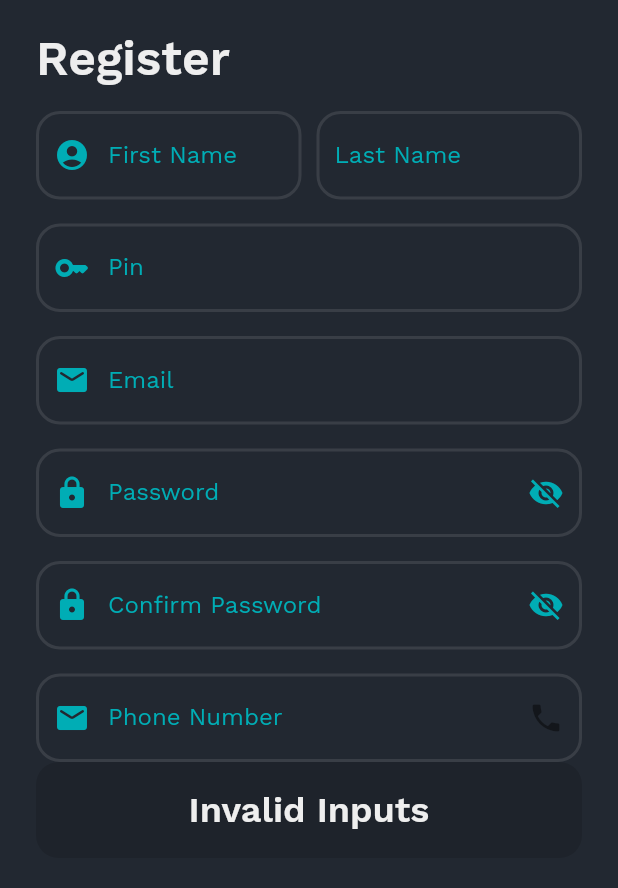
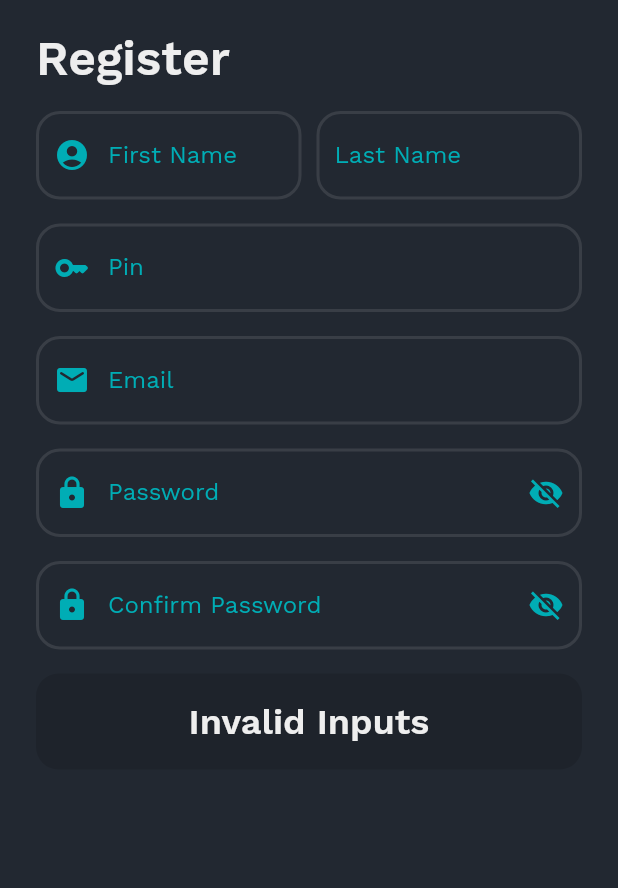
Before and after one commit to EricFrancischett/safesign, a Flutter app: the RegisterPage screen opened directly, on a phone screen of 412 x 824 dp, the part 177-1065 px from its top. Run offline on Flutter 3.47's test engine with Material 2 defaults, Android fonts, the phone set to English and light mode, and no system bars; our stand-ins replace cloud_firestore, dotted_border, equatable, file_picker, firebase_auth, firebase_core and 7 more; missing offline and left inert: dart:ffi, syncfusion_flutter_pdf, syncfusion_flutter_pdfviewer; accounts and stored records are empty; generated files the repository leaves out were written again; project files that could hold a hidden picture were left out.

Commit message:
fix/drawer-register

```diff
--- a/lib/features/register/view/register_page.dart
+++ b/lib/features/register/view/register_page.dart
@@ -175,16 +175,16 @@ class RegisterPage extends StatelessWidget {
                           const SizedBox(
                             height: 16,
                           ),
-                          MainTextField(
-                            onChanged: _controller.changePhoneNumber,
-                            labelText: 'Phone Number',
-                            choosedIcon: Icon(
-                              Icons.mail_rounded,
-                              color: ColorsApp.appBlue,
-                            ),
-                            suffixIcon: IconButton(icon: Icon(Icons.phone), onPressed: _controller.verifyNumber,
-                          )
-                          ),
+                          // MainTextField(
+                          //   onChanged: _controller.changePhoneNumber,
+                          //   labelText: 'Phone Number',
+                          //   choosedIcon: Icon(
+                          //     Icons.mail_rounded,
+                          //     color: ColorsApp.appBlue,
+                          //   ),
+                          //   suffixIcon: IconButton(icon: Icon(Icons.phone), onPressed: _controller.verifyNumber,
+                          // )
+                          // ),
                           ],
                       ),
                       Observer(builder: (_) {
--- a/pubspec.yaml
+++ b/pubspec.yaml
@@ -90,6 +90,7 @@ flutter:
     - image/signdocumentanimation.json
     - image/loadinganimation.json
     - image/certificationimage.png
+    - image/logoutanimation.json
 
   #   - images/a_dot_burr.jpeg
   #   - images/a_dot_ham.jpeg
```
Also changed, not shown: image/logoutanimation.json (added, +1 -0 lines), lib/features/home/widgets/custom_drawer.dart (+14 -1 lines), lib/features/register/controller/register_controller.dart (+20 -20 lines), lib/features/register/controller/register_controller.g.dart.
